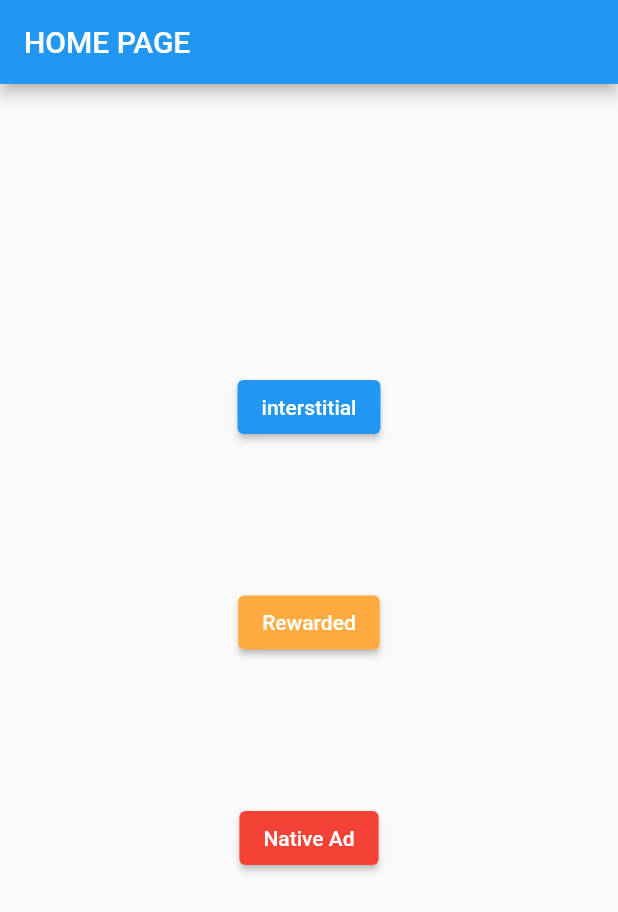
After one commit to natanvalimcardoso/ads_flutter, a Flutter app: the screen it shows after launch, after a tap on "interstitial", on a phone screen of 412 x 824 dp. The commit adds this screen. Shown: the top 912 px of the screen. Run offline on Flutter 3.47's test engine with Material 2 defaults, Android fonts, the phone set to English and light mode, and no system bars; drawn by our look-alikes of google_mobile_ads; network calls fail.

Commit message:
feat: ready

```diff
--- /dev/null
+++ b/lib/admobo/admobo_controller.dart
@@ -0,0 +1,103 @@
+
+import 'package:flutter/material.dart';
+import 'package:google_mobile_ads/google_mobile_ads.dart';
+
+class AdmoboController {
+
+  //* BannerAd ---------------------------------------------- *//
+
+  final BannerAd myBanner = BannerAd(
+    adUnitId: 'ca-app-pub-3940256099942544/6300978111',
+    size: AdSize.banner,
+    request: const AdRequest(),
+    listener: const BannerAdListener(),
+  );
+
+  //* InterstitialAd ---------------------------------------------- *//
+
+  InterstitialAd? interstitialAd;
+
+  void loadInterstitialAd() {
+    InterstitialAd.load(
+      adUnitId: 'ca-app-pub-3940256099942544/1033173712',
+      request: const AdRequest(),
+      adLoadCallback: InterstitialAdLoadCallback(
+        onAdLoaded: (ad) {
+          debugPrint('$ad loaded.');
+          interstitialAd = ad;
+        },
+        onAdFailedToLoad: (LoadAdError error) {
+          debugPrint('InterstitialAd failed to load: $error');
+        },
+      ),
+    );
+  }
+
+  //* RewardedAd ---------------------------------------------- *//
+
+  RewardedAd? rewardedAd;
+
+  void loadRewardedAd() {
+    RewardedAd.load(
+      adUnitId: 'ca-app-pub-3940256099942544/5224354917',
+      request: const AdRequest(),
+      rewardedAdLoadCallback: RewardedAdLoadCallback(
+        onAdLoaded: (ad) {
+          debugPrint('$ad loaded.');
+          rewardedAd = ad;
+        },
+        onAdFailedToLoad: (LoadAdError error) {
+          debugPrint('RewardedAd failed to load: $error');
+        },
+      ),
+    );
+  }
+
+  //* NativeAd ---------------------------------------------- *//
+
+  NativeAd? nativeAd;
+  bool nativeAdIsLoaded = false;
+
+  void nativedAd(Function setState) {
+    nativeAd = NativeAd(
+      adUnitId: 'ca-app-pub-3940256099942544/2247696110',
+      listener: NativeAdListener(
+        onAdLoaded: (ad) {
+          setState(() {
+            nativeAdIsLoaded = true;
+          });
+        },
+        onAdFailedToLoad: (ad, error) {
+          ad.dispose();
+        },
+      ),
+      request: const AdRequest(),
+      // Styling
+      nativeTemplateStyle: NativeTemplateStyle(
+        templateType: TemplateType.medium,
+        mainBackgroundColor: Colors.red, // Background color
+        cornerRadius: 10.0,
+        callToActionTextStyle: NativeTemplateTextStyle(
+            textColor: Colors.cyan,
+            backgroundColor: Colors.red,
+            style: NativeTemplateFontStyle.monospace,
+            size: 16.0),
+        primaryTextStyle: NativeTemplateTextStyle(
+            textColor: Colors.red,
+            backgroundColor: Colors.cyan,
+            style: NativeTemplateFontStyle.italic,
+            size: 16.0),
+        secondaryTextStyle: NativeTemplateTextStyle(
+            textColor: Colors.green,
+            backgroundColor: Colors.black,
+            style: NativeTemplateFontStyle.bold,
+            size: 16.0),
+        tertiaryTextStyle: NativeTemplateTextStyle(
+            textColor: Colors.brown,
+            backgroundColor: Colors.amber,
+            style: NativeTemplateFontStyle.normal,
+            size: 16.0),
+      ),
+    )..load();
+  }
+}
--- /dev/null
+++ b/lib/admobo/admobo_page.dart
@@ -0,0 +1,127 @@
+import 'package:flutter/material.dart';
+import 'package:google_mobile_ads/google_mobile_ads.dart';
+
+import 'admobo_controller.dart';
+
+class AdmoboPage extends StatefulWidget {
+  const AdmoboPage({Key? key}) : super(key: key);
+
+  @override
+  State<AdmoboPage> createState() => _AdmoboPageState();
+}
+
+class _AdmoboPageState extends State<AdmoboPage> {
+  final admoboController = AdmoboController();
+
+  @override
+  void initState() {
+    super.initState();
+    admoboController.myBanner.load();
+    admoboController.loadInterstitialAd();
+    admoboController.loadRewardedAd();
+    admoboController.nativedAd(
+      setState,
+    );
+  }
+
+  @override
+  Widget build(BuildContext context) {
+    return Scaffold(
+      appBar: AppBar(
+        title: const Text('HOME PAGE'),
+      ),
+      body: Center(
+        child: Column(
+          mainAxisAlignment: MainAxisAlignment.end,
+          children: [
+            const Spacer(
+              flex: 2,
+            ),
+            ElevatedButton(
+              child: const Text('interstitial'),
+              onPressed: () {
+                if (admoboController.interstitialAd == null) {
+                  return;
+                }
+                admoboController.interstitialAd!.fullScreenContentCallback = FullScreenContentCallback(
+                  onAdDismissedFullScreenContent: (ad) {
+                    debugPrint('$ad onAdDismissedFullScreenContent.');
+                    ad.dispose();
+                  },
+                );
+                admoboController.interstitialAd!.show();
+                admoboController.interstitialAd = null;
+              },
+            ),
+            const Spacer(),
+            ElevatedButton(
+              style: ElevatedButton.styleFrom(
+                backgroundColor: Colors.orangeAccent,
+              ),
+              onPressed: () {
+                if (admoboController.rewardedAd == null) {
+                  return;
+                }
+                admoboController.rewardedAd!.fullScreenContentCallback = FullScreenContentCallback(
+                  onAdDismissedFullScreenContent: (ad) {
+                    ad.dispose();
+                    admoboController.loadRewardedAd();
+                  },
+                  onAdFailedToShowFullScreenContent: (ad, error) {
+                    ad.dispose();
+                    admoboController.loadRewardedAd();
+                  },
+                  onAdImpression: (ad) => debugPrint('\n\n\n\nO usuário clicou no anúncio.\n\n\n\n'),
+                );
+                admoboController.rewardedAd!.show(
+                  onUserEarnedReward: (ad, reward) {
+                    debugPrint('\n\n\n\nRecompensa recebida: ${reward.amount}\n\n\n\n');
+                  },
+                );
+                admoboController.rewardedAd = null;
+              },
+              child: const Text('Rewarded'),
+            ),
+            const Spacer(),
+            ElevatedButton(
+              style: ElevatedButton.styleFrom(
+                backgroundColor: Colors.red,
+              ),
+              child: const Text('Native Ad'),
+              onPressed: () {
+                if (admoboController.nativeAdIsLoaded) {
+                  showDialog(
+                    context: context,
+                    builder: (BuildContext context) {
+                      return AlertDialog(
+                        content: SizedBox(
+                          width: MediaQuery.of(context).size.width * 0.8,
+                          height: MediaQuery.of(context).size.height * 0.4,
+                          child: AdWidget(
+                            ad: admoboController.nativeAd!,
+                            key: UniqueKey(),
+                          ),
+                        ),
+                      );
+                    },
+                  );
+                }
+              },
+            ),
+            const Spacer(
+              flex: 2,
+            ),
+            SizedBox(
+              width: admoboController.myBanner.size.width.toDouble(),
+              height: admoboController.myBanner.size.height.toDouble(),
+              child: AdWidget(
+                ad: admoboController.myBanner,
+                key: UniqueKey(),
+              ),
+            )
+          ],
+        ),
+      ),
+    );
+  }
+}
--- a/lib/main.dart
+++ b/lib/main.dart
@@ -1,7 +1,7 @@
 import 'package:flutter/material.dart';
 import 'package:google_mobile_ads/google_mobile_ads.dart';
 
-import 'admobo/home_page.dart';
+import 'admobo/admobo_page.dart';
 
 void main() {
   WidgetsFlutterBinding.ensureInitialized();
@@ -20,7 +20,7 @@ class MyApp extends StatelessWidget {
       theme: ThemeData(
         primarySwatch: Colors.blue,
       ),
-      home: const HomePage(),
+      home: const AdmoboPage(),
     );
   }
 }
```
Also changed, not shown: lib/admobo/home_page.dart (deleted, +0 -218 lines).
